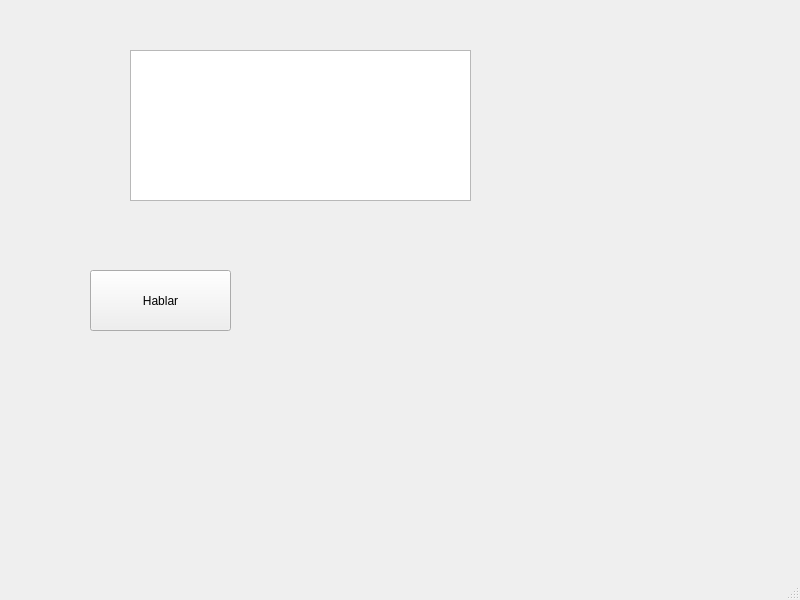
The window that src/gui/ui/main.ui (josaved-midder/AvatarDocente) describes before a commit, drawn with Qt 5.
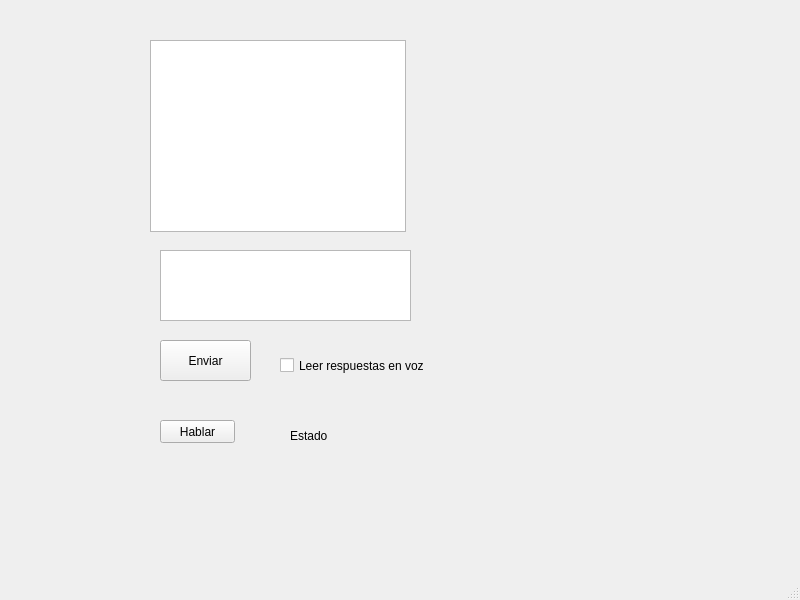
The same window after the commit.

Patch:
```diff
--- a/src/gui/ui/main.ui
+++ b/src/gui/ui/main.ui
@@ -14,23 +14,59 @@
    <string>MainWindow</string>
   </property>
   <widget class="QWidget" name="centralwidget">
-   <widget class="QTextEdit" name="txtSalida">
+   <widget class="QTextBrowser" name="chatView">
     <property name="geometry">
      <rect>
-      <x>130</x>
-      <y>50</y>
-      <width>341</width>
-      <height>151</height>
+      <x>150</x>
+      <y>40</y>
+      <width>256</width>
+      <height>192</height>
      </rect>
     </property>
    </widget>
+   <widget class="QTextEdit" name="txtEntrada">
+    <property name="geometry">
+     <rect>
+      <x>160</x>
+      <y>250</y>
+      <width>251</width>
+      <height>71</height>
+     </rect>
+    </property>
+   </widget>
+   <widget class="QPushButton" name="btnEnviar">
+    <property name="geometry">
+     <rect>
+      <x>160</x>
+      <y>340</y>
+      <width>91</width>
+      <height>41</height>
+     </rect>
+    </property>
+    <property name="text">
+     <string>Enviar</string>
+    </property>
+   </widget>
+   <widget class="QCheckBox" name="chkLeer">
+    <property name="geometry">
+     <rect>
+      <x>280</x>
+      <y>340</y>
+      <width>161</width>
+      <height>51</height>
+     </rect>
+    </property>
+    <property name="text">
+     <string>Leer respuestas en voz</string>
+    </property>
+   </widget>
    <widget class="QPushButton" name="btnHablar">
     <property name="geometry">
      <rect>
-      <x>90</x>
-      <y>270</y>
-      <width>141</width>
-      <height>61</height>
+      <x>160</x>
+      <y>420</y>
+      <width>75</width>
+      <height>23</height>
      </rect>
     </property>
     <property name="text">
@@ -41,13 +77,13 @@
     <property name="geometry">
      <rect>
       <x>290</x>
-      <y>270</y>
-      <width>161</width>
-      <height>81</height>
+      <y>420</y>
+      <width>81</width>
+      <height>31</height>
      </rect>
     </property>
     <property name="text">
-     <string/>
+     <string>Estado</string>
     </property>
    </widget>
   </widget>
```
Left out of the diff: 4 changed lines with no effect on the pictures.
